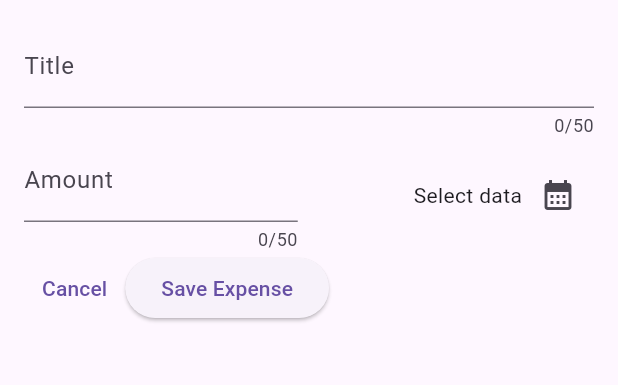
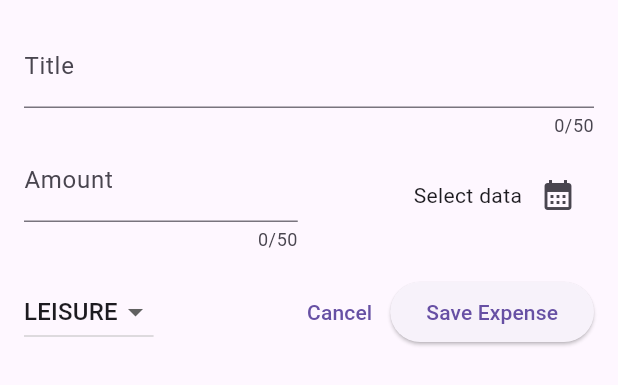
Before and after one commit to KaioPlandel/expense_tracker_app, a Flutter app: the NewExpense widget shown alone on an empty page, opened directly, on a phone screen of 412 x 824 dp. Shown: the top 385 px of the screen. Run offline on Flutter 3.47's test engine with Material 2 defaults, Android fonts, the phone set to English and light mode, and no system bars.

Commit message:
feat: add dropdownButton

```diff
--- a/lib/widgets/new_expense.dart
+++ b/lib/widgets/new_expense.dart
@@ -1,3 +1,4 @@
+import 'package:expense_tracker/models/expense.dart';
 import 'package:flutter/cupertino.dart';
 import 'package:flutter/material.dart';
 import 'package:intl/intl.dart';
@@ -15,6 +16,7 @@ class _NewExpenseState extends State<NewExpense> {
   final _titleController = TextEditingController();
   final _amountController = TextEditingController();
   DateTime? _selectedDate;
+  Category _selectedCategory = Category.leisure;
 
   void _presentDataPicker() async {
     final now = DateTime.now();
@@ -80,8 +82,31 @@ class _NewExpenseState extends State<NewExpense> {
               )
             ],
           ),
+          const SizedBox(height: 16),
           Row(
             children: [
+              DropdownButton(
+                value: _selectedCategory,
+                items: Category.values
+                    .map(
+                      (category) => DropdownMenuItem(
+                        value: category,
+                        child: Text(
+                          category.name.toUpperCase(),
+                        ),
+                      ),
+                    )
+                    .toList(),
+                onChanged: (value) {
+                  setState(() {
+                    if (value == null) {
+                      return;
+                    }
+                    _selectedCategory = value;
+                  });
+                },
+              ),
+              const Spacer(),
               TextButton(
                   onPressed: () {
                     Navigator.pop(context);
```
